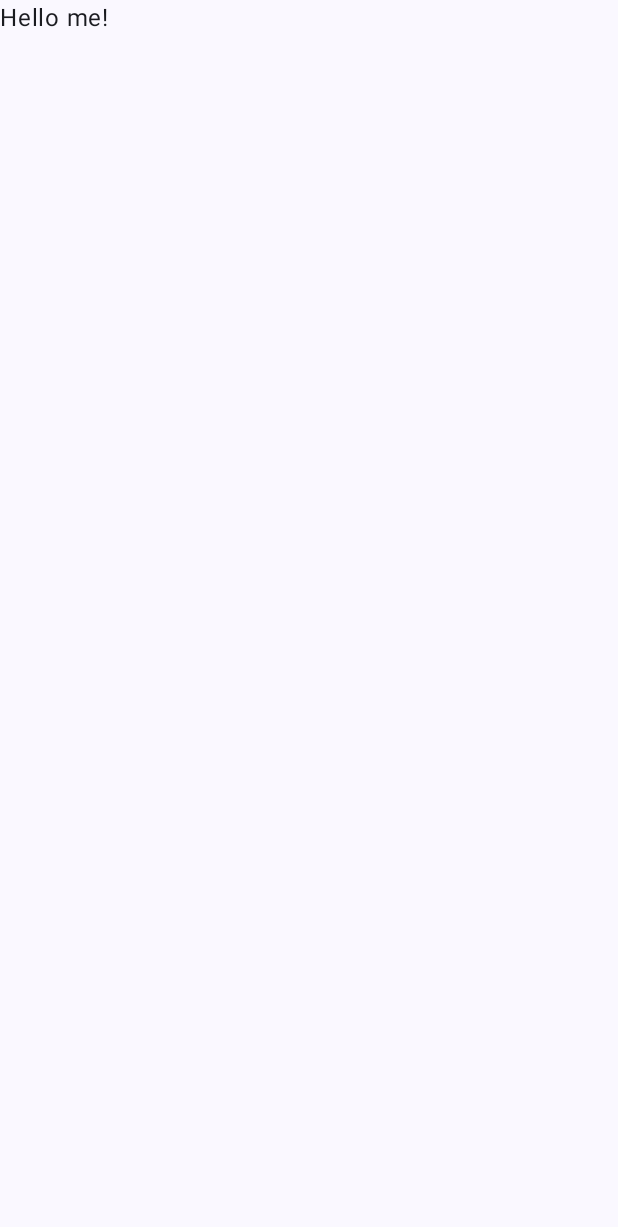
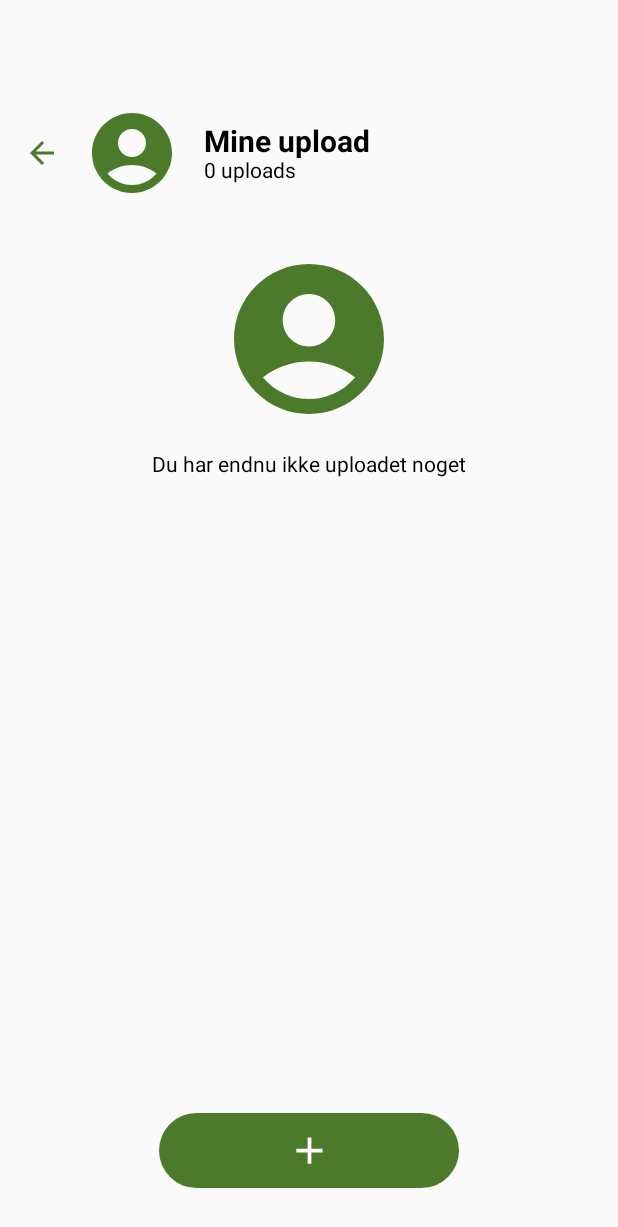
Before and after one commit to Christian-Skovgaard/gronKokken, an Android app built with Jetpack Compose: the screen it shows after launch (MainActivity), on a phone screen of 412 x 824 dp. Before the commit the part shown is almost empty. Shown: the top 1227 px of the screen. Run offline under Robolectric (Android 15) with nearby library versions, the phone set to English and light mode, and no system bars; libraries missing offline, so code that uses them is left out: nl.dionsegijn.konfetti; 1 statement that could not run was skipped.

Commit message:
init commit

```diff
--- a/app/build.gradle.kts
+++ b/app/build.gradle.kts
@@ -51,6 +51,7 @@ dependencies {
     implementation(libs.androidx.ui.tooling.preview)
     implementation(libs.androidx.material3)
     implementation(libs.firebase.firestore.ktx)
+    implementation(libs.play.services.maps)
     testImplementation(libs.junit)
     androidTestImplementation(libs.androidx.junit)
     androidTestImplementation(libs.androidx.espresso.core)
@@ -61,4 +62,7 @@ dependencies {
     //firebase dependencies
     implementation(platform(libs.firebase.bom))
     implementation(libs.firebase.analytics)    //vi bruger ikke analytics til noget
+    implementation("nl.dionsegijn:konfetti-compose:2.0.3")
+    implementation("nl.dionsegijn:konfetti-core:2.0.3")
+
 }
--- a/app/src/main/AndroidManifest.xml
+++ b/app/src/main/AndroidManifest.xml
@@ -1,6 +1,13 @@
 <?xml version="1.0" encoding="utf-8"?>
 <manifest xmlns:android="http://schemas.android.com/apk/res/android"
     xmlns:tools="http://schemas.android.com/tools">
+
+    <uses-permission android:name="android.permission.CAMERA" />
+    <uses-permission android:name="android.permission.WRITE_EXTERNAL_STORAGE" />
+    <uses-permission android:name="android.permission.READ_EXTERNAL_STORAGE" />
+    <uses-feature android:name="android.hardware.camera" android:required="false" />
+
+
 
     <application
         android:allowBackup="true"
@@ -12,6 +19,19 @@
         android:supportsRtl="true"
         android:theme="@style/Theme.GronKokken"
         tools:targetApi="31">
+
+
+        <provider
+            android:name="androidx.core.content.FileProvider"
+            android:authorities="${applicationId}.provider"
+            android:exported="false"
+            android:grantUriPermissions="true">
+            <meta-data
+                android:name="android.support.FILE_PROVIDER_PATHS"
+                android:resource="@xml/file_paths" />
+        </provider>
+
+
         <activity
             android:name=".MainActivity"
             android:exported="true"
--- a/app/src/main/java/com/example/gronkokken/MainActivity.kt
+++ b/app/src/main/java/com/example/gronkokken/MainActivity.kt
@@ -1,52 +1,20 @@
 package com.example.gronkokken
 
 import android.os.Bundle
-import android.util.Log
 import androidx.activity.ComponentActivity
 import androidx.activity.compose.setContent
 import androidx.activity.enableEdgeToEdge
 import androidx.compose.foundation.layout.fillMaxSize
-import androidx.compose.foundation.layout.padding
 import androidx.compose.material3.Scaffold
-import androidx.compose.material3.Text
-import androidx.compose.runtime.Composable
 import androidx.compose.ui.Modifier
-import androidx.compose.ui.tooling.preview.Preview
 import com.example.gronkokken.ui.theme.GronKokkenTheme
-import com.google.firebase.Firebase
-import com.google.firebase.firestore.firestore
-import kotlinx.coroutines.tasks.await
 
 class MainActivity : ComponentActivity() {
     override fun onCreate(savedInstanceState: Bundle?) {
         super.onCreate(savedInstanceState)
         enableEdgeToEdge()
         setContent {
-            GronKokkenTheme {
-                Scaffold(modifier = Modifier.fillMaxSize()) { innerPadding ->
-                    Greeting(
-                        name = "me",
-                        modifier = Modifier.padding(innerPadding)
-                    )
-                }
-            }
+            UploadScreen()
         }
     }
 }
-
-
-@Composable
-fun Greeting(name: String, modifier: Modifier = Modifier) {
-    Text(
-        text = "Hello $name!",
-        modifier = modifier
-    )
-}
-
-@Preview(showBackground = true)
-@Composable
-fun GreetingPreview() {
-    GronKokkenTheme {
-        Greeting("Android")
-    }
-}
--- a/app/src/main/java/com/example/gronkokken/ui/theme/Color.kt
+++ b/app/src/main/java/com/example/gronkokken/ui/theme/Color.kt
@@ -9,3 +9,4 @@ val Pink80 = Color(0xFFEFB8C8)
 val Purple40 = Color(0xFF6650a4)
 val PurpleGrey40 = Color(0xFF625b71)
 val Pink40 = Color(0xFF7D5260)
+val LeafGreen = Color(0xFF4B7A2B)
--- /dev/null
+++ b/app/src/main/java/mineupload.kt
@@ -0,0 +1,178 @@
+package com.example.gronkokken
+
+import androidx.compose.animation.AnimatedVisibility
+import androidx.compose.animation.fadeOut
+import androidx.compose.foundation.background
+import androidx.compose.foundation.clickable
+import androidx.compose.foundation.layout.*
+import androidx.compose.foundation.shape.RoundedCornerShape
+import androidx.compose.material.icons.Icons
+import androidx.compose.material.icons.automirrored.filled.ArrowBack
+import androidx.compose.material.icons.filled.AccountCircle
+import androidx.compose.material.icons.filled.Add
+import androidx.compose.material3.Icon
+import androidx.compose.material3.Text
+import androidx.compose.runtime.*
+import androidx.compose.ui.Alignment
+import androidx.compose.ui.Modifier
+import androidx.compose.ui.graphics.Color
+import androidx.compose.ui.unit.dp
+import androidx.compose.ui.unit.sp
+import androidx.compose.ui.text.font.FontWeight
+import com.example.gronkokken.ui.theme.LeafGreen
+import kotlinx.coroutines.delay
+import nl.dionsegijn.konfetti.compose.KonfettiView
+import nl.dionsegijn.konfetti.core.Party
+import nl.dionsegijn.konfetti.core.Position
+import nl.dionsegijn.konfetti.core.emitter.Emitter
+import nl.dionsegijn.konfetti.core.models.Shape
+import java.util.concurrent.TimeUnit
+
+
+@Composable // Denne funktion viser noget på skærmen (UI)
+fun TopBar() {
+    Row( // Lægger tingene vandret (på en række)
+        modifier = Modifier
+            .fillMaxWidth() // Rækken fylder hele skærmens bredde
+            .padding(top = 70.dp, start = 16.dp, end = 16.dp), // Giver luft omkring
+        verticalAlignment = Alignment.CenterVertically // Indholdet i rækken bliver centreret lodret
+    ) {
+        Icon( // Tilbage-pil
+            imageVector = Icons.AutoMirrored.Filled.ArrowBack, // Selve pil-ikonet
+            contentDescription = "Tilbage", // Beskrivelse til fx skærmlæsere
+            tint = LeafGreen, // Farve
+            modifier = Modifier
+                .size(24.dp) // Størrelse på ikonet
+                .clickable { } // Gør det klikbart (funktion kan tilføjes)
+        )
+
+        Spacer(modifier = Modifier.width(16.dp)) // Giver lidt afstand
+
+        Icon( // Profil-ikon
+            imageVector = Icons.Default.AccountCircle,
+            contentDescription = "Profil",
+            tint = LeafGreen,
+            modifier = Modifier.size(64.dp)
+        )
+
+        Spacer(modifier = Modifier.width(16.dp))
+
+        Column { // Tekst lagt ovenpå hinanden (lodret)
+            Text(
+                text = "Mine upload", // Overskrift
+                fontSize = 20.sp, // Skriftstørrelse
+                fontWeight = FontWeight.Bold // Gør det fed
+            )
+            Text(
+                text = "0 uploads", // Undertekst
+                fontSize = 14.sp
+            )
+        }
+    }
+}
+
+
+
+@Composable
+fun UploadScreen() {
+    var showConfetti by remember { mutableStateOf(true) }
+
+    LaunchedEffect(Unit) {
+        delay(5000)
+        showConfetti = false
+    }
+
+    Box(modifier = Modifier.fillMaxSize()) {
+        Column(modifier = Modifier.fillMaxSize()) {
+            TopBar()
+
+            // Midtersektion med placeholder
+            Box(
+                modifier = Modifier
+                    .fillMaxSize()
+                    .padding(top = 32.dp),
+                contentAlignment = Alignment.TopCenter
+            ) {
+                Column(horizontalAlignment = Alignment.CenterHorizontally) {
+                    Icon(
+                        imageVector = Icons.Default.AccountCircle,
+                        contentDescription = null,
+                        tint = LeafGreen,
+                        modifier = Modifier.size(120.dp)
+                    )
+                    Text(
+                        text = "Du har endnu ikke uploadet noget",
+                        modifier = Modifier.padding(top = 16.dp)
+                    )
+                }
+            }
+        }
+
+        // Grøn knap nederst
+        Box(
+            modifier = Modifier
+                .align(Alignment.BottomCenter)
+                .padding(bottom = 32.dp)
+                .clickable {
+                    // Funktion til senere
+                }
+                .background(color = LeafGreen, shape = RoundedCornerShape(50))
+                .height(50.dp)
+                .width(200.dp),
+            contentAlignment = Alignment.Center
+        ) {
+            Icon(
+                imageVector = Icons.Default.Add,
+                contentDescription = "Tilføj",
+                tint = Color.White,
+                modifier = Modifier.size(30.dp)
+            )
+        }
+
+        // 🎉 Massevis af konfetti med fade-out
+        AnimatedVisibility(
+            visible = showConfetti,
+            exit = fadeOut()
+        ) {
+            KonfettiView(
+                modifier = Modifier.fillMaxSize(),
+                parties = listOf(
+                    // Venstre-top
+                    Party(
+                        emitter = Emitter(duration = 5000, TimeUnit.MILLISECONDS).perSecond(5000),
+                        spread = 360,
+                        speed = 10f,
+                        position = Position.Relative(0.0, 0.0),
+                        colors = konfettiColors(),
+                        shapes = listOf(Shape.Circle)
+                    ),
+                    // Midt-top
+                    Party(
+                        emitter = Emitter(duration = 5000, TimeUnit.MILLISECONDS).perSecond(5000),
+                        spread = 360,
+                        speed = 10f,
+                        position = Position.Relative(0.5, 0.0),
+                        colors = konfettiColors(),
+                        shapes = listOf(Shape.Circle)
+                    ),
+                    // Højre-top
+                    Party(
+                        emitter = Emitter(duration = 5000, TimeUnit.MILLISECONDS).perSecond(5000),
+                        spread = 360,
+                        speed = 10f,
+                        position = Position.Relative(1.0, 0.0),
+                        colors = konfettiColors(),
+                        shapes = listOf(Shape.Circle)
+                    )
+                )
+            )
+        }
+    }
+}
+fun konfettiColors() = listOf(
+    0xfff44336.toInt(), // Rød
+    0xff4caf50.toInt(), // Grøn
+    0xff2196f3.toInt(), // Blå
+    0xffffeb3b.toInt(), // Gul
+    0xff9c27b0.toInt()  // Lilla
+)
--- a/gradle/libs.versions.toml
+++ b/gradle/libs.versions.toml
@@ -10,6 +10,7 @@ lifecycleRuntimeKtx = "2.9.0"
 activityCompose = "1.10.1"
 composeBom = "2024.04.01"
 firebaseFirestoreKtx = "25.1.4"
+playServicesMaps = "19.2.0"
 
 [libraries]
 androidx-core-ktx = { group = "androidx.core", name = "core-ktx", version.ref = "coreKtx" }
@@ -29,6 +30,7 @@ androidx-ui-test-manifest = { group = "androidx.compose.ui", name = "ui-test-man
 androidx-ui-test-junit4 = { group = "androidx.compose.ui", name = "ui-test-junit4" }
 androidx-material3 = { group = "androidx.compose.material3", name = "material3" }
 firebase-firestore-ktx = { group = "com.google.firebase", name = "firebase-firestore-ktx", version.ref = "firebaseFirestoreKtx" }
+play-services-maps = { group = "com.google.android.gms", name = "play-services-maps", version.ref = "playServicesMaps" }
 
 [plugins]
 android-application = { id = "com.android.application", version.ref = "agp" }
```
